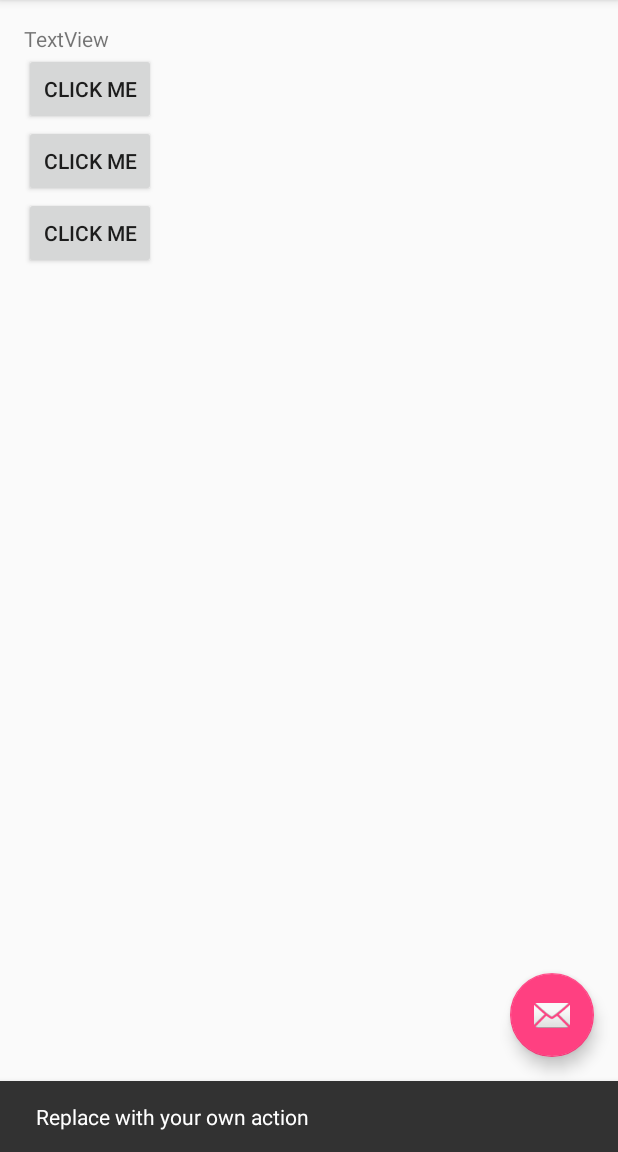
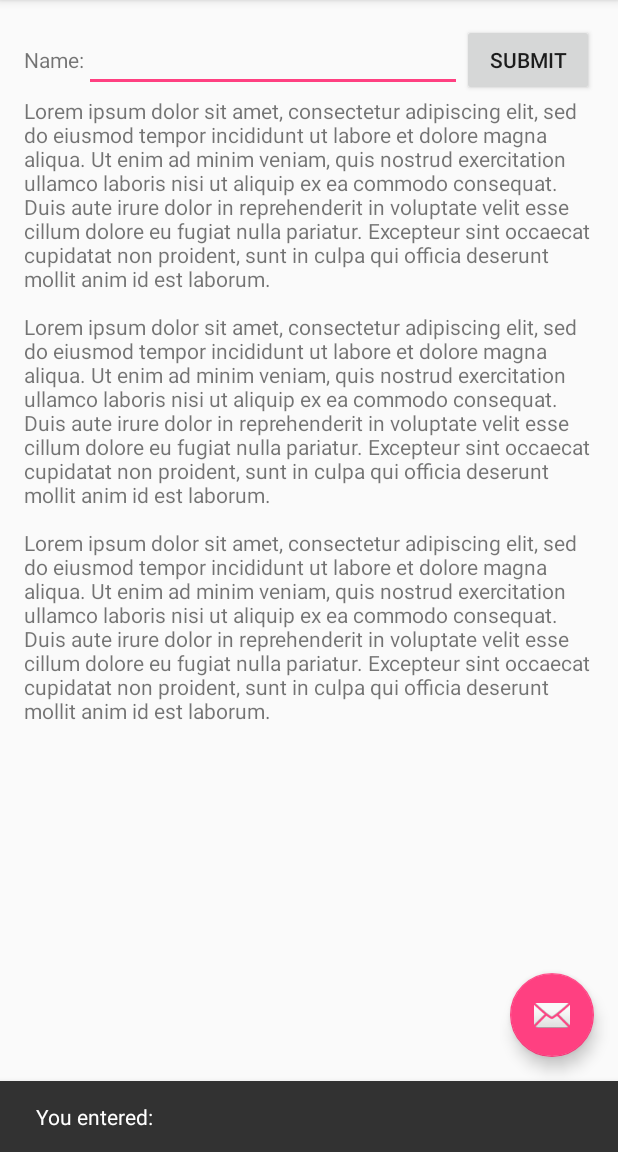
Before and after one commit to bindolee/Android_Esstial_training, an Android app: the screen it shows after launch (MainActivity), after a tap on an icon or button, on a phone screen of 412 x 824 dp, the part 84-1236 px from its top. Run offline under Robolectric (Android 15) with nearby library versions, the phone set to English and light mode, and no system bars.

Commit message:
Adding code to control Edittext, text view and scroll view

```diff
--- a/app/src/main/java/essential/sbin/com/sbin_app/MainActivity.java
+++ b/app/src/main/java/essential/sbin/com/sbin_app/MainActivity.java
@@ -5,12 +5,11 @@ import android.support.design.widget.FloatingActionButton;
 import android.support.design.widget.Snackbar;
 import android.support.v7.app.AppCompatActivity;
 import android.support.v7.widget.Toolbar;
-import android.view.View;
 import android.view.Menu;
 import android.view.MenuItem;
-import android.view.ViewGroup;
-import android.widget.Button;
-import android.widget.LinearLayout;
+import android.view.View;
+import android.widget.EditText;
+import android.widget.TextView;
 
 public class MainActivity extends AppCompatActivity {
 
@@ -25,12 +24,23 @@ public class MainActivity extends AppCompatActivity {
         fab.setOnClickListener(new View.OnClickListener() {
             @Override
             public void onClick(View view) {
-                Snackbar.make(view, "Replace with your own action", Snackbar.LENGTH_LONG)
+                EditText et = (EditText) findViewById(R.id.editText2);
+                String entry = et.getText().toString();
+
+                Snackbar.make(view, "You entered: " + entry, Snackbar.LENGTH_LONG)
                         .setAction("Action", null).show();
             }
         });
 
-        LinearLayout layout = (LinearLayout) findViewById(R.id.content_layout);
+        StringBuilder builder = new StringBuilder();
+        for (int i = 0; i<3;i++){
+            builder.append(getString(R.string.lorem_ipsum) + "\n\n");
+        }
+
+        TextView tv = (TextView) findViewById(R.id.long_text);
+        tv.setText(builder);
+
+        /*LinearLayout layout = (LinearLayout) findViewById(R.id.content_layout);
         ViewGroup.LayoutParams params = new ViewGroup.LayoutParams(
                 ViewGroup.LayoutParams.WRAP_CONTENT,
                 ViewGroup.LayoutParams.WRAP_CONTENT );
@@ -40,7 +50,9 @@ public class MainActivity extends AppCompatActivity {
             button.setText("Click Me");
             button.setLayoutParams(params);
             layout.addView(button);
-        }
+        }*/
+
+
     }
 
     @Override
--- a/app/src/main/res/layout/activity_main.xml
+++ b/app/src/main/res/layout/activity_main.xml
@@ -21,7 +21,7 @@
 
     </android.support.design.widget.AppBarLayout>
 
-    <include layout="@layout/new_layout" />
+    <include layout="@layout/content_main" />
 
     <android.support.design.widget.FloatingActionButton
         android:id="@+id/fab"
--- a/app/src/main/res/layout/content_main.xml
+++ b/app/src/main/res/layout/content_main.xml
@@ -14,32 +14,44 @@
     tools:showIn="@layout/activity_main">
 
     <TextView
+        android:id="@+id/textView"
         android:layout_width="wrap_content"
         android:layout_height="wrap_content"
-        android:text="@string/first_name_prompt"
-        android:id="@+id/textView"
         android:layout_alignBaseline="@+id/button2"
+        android:layout_alignParentLeft="true"
+        android:layout_alignParentStart="true"
         android:layout_alignParentTop="true"
-        android:layout_alignParentLeft="true"
-        android:layout_alignParentStart="true"/>
+        android:text="@string/first_name_prompt" />
 
     <EditText
         android:id="@+id/editText2"
         android:layout_width="wrap_content"
         android:layout_height="wrap_content"
-        android:layout_toRightOf="@id/textView"
+        android:layout_alignBaseline="@+id/button2"
         android:layout_toEndOf="@id/textView"
         android:layout_toLeftOf="@+id/button2"
-        android:layout_toStartOf="@+id/button2"
-        android:layout_alignBaseline="@+id/button2"
-        />
+        android:layout_toRightOf="@id/textView"
+        android:layout_toStartOf="@+id/button2" />
 
     <Button
         android:id="@+id/button2"
         android:layout_width="wrap_content"
         android:layout_height="wrap_content"
-        android:text="Submit"
+        android:layout_alignParentEnd="true"
         android:layout_alignParentTop="true"
-        android:layout_alignParentEnd="true"
-        android:layout_marginTop="62dp" />
+        android:text="Submit" />
+
+    <ScrollView
+        android:layout_width="match_parent"
+        android:layout_height="match_parent"
+        android:layout_below="@+id/button2">
+
+        <TextView
+            android:id="@+id/long_text"
+            android:layout_width="wrap_content"
+            android:layout_height="wrap_content"
+
+            android:text="@string/lorem_ipsum" />
+    </ScrollView>
+
 </RelativeLayout>
--- a/app/src/main/res/values/strings.xml
+++ b/app/src/main/res/values/strings.xml
@@ -2,4 +2,5 @@
     <string name="app_name">Sbin_App</string>
     <string name="action_settings">Settings</string>
     <string name="first_name_prompt">Name:</string>
+    <string name="lorem_ipsum">Lorem ipsum dolor sit amet, consectetur adipiscing elit, sed do eiusmod tempor incididunt ut labore et dolore magna aliqua. Ut enim ad minim veniam, quis nostrud exercitation ullamco laboris nisi ut aliquip ex ea commodo consequat. Duis aute irure dolor in reprehenderit in voluptate velit esse cillum dolore eu fugiat nulla pariatur. Excepteur sint occaecat cupidatat non proident, sunt in culpa qui officia deserunt mollit anim id est laborum.</string>
 </resources>
```
